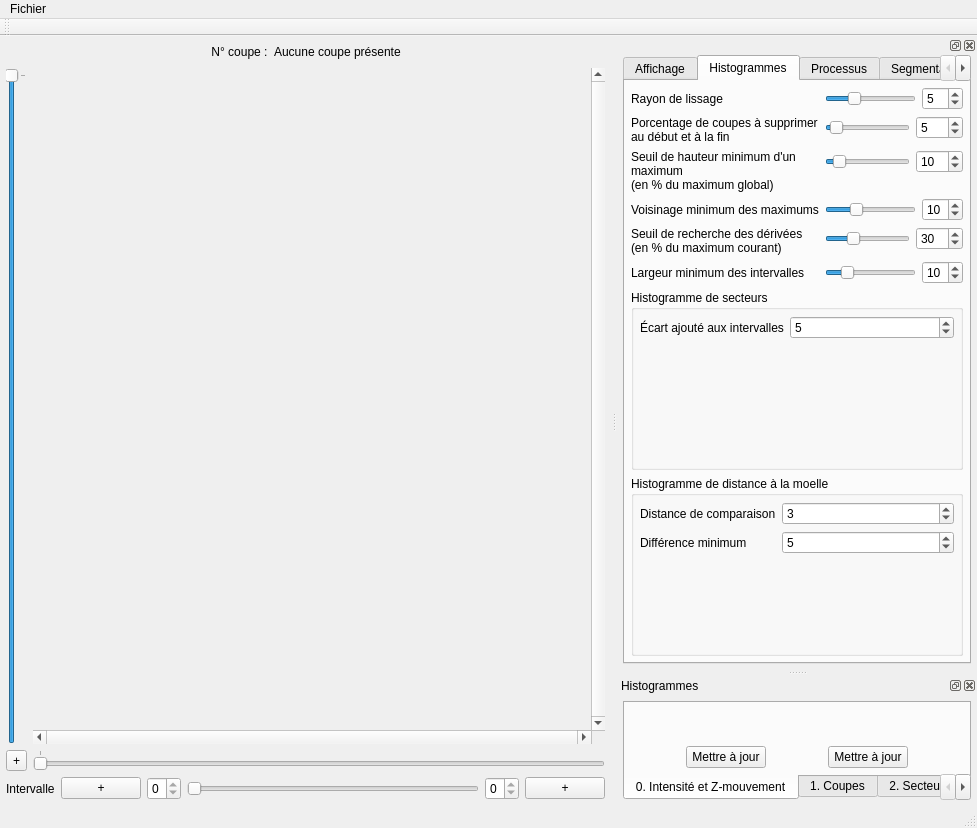
The window that ui/mainwindow.ui (akrah/TKDetection) describes before a commit, drawn with Qt 5.
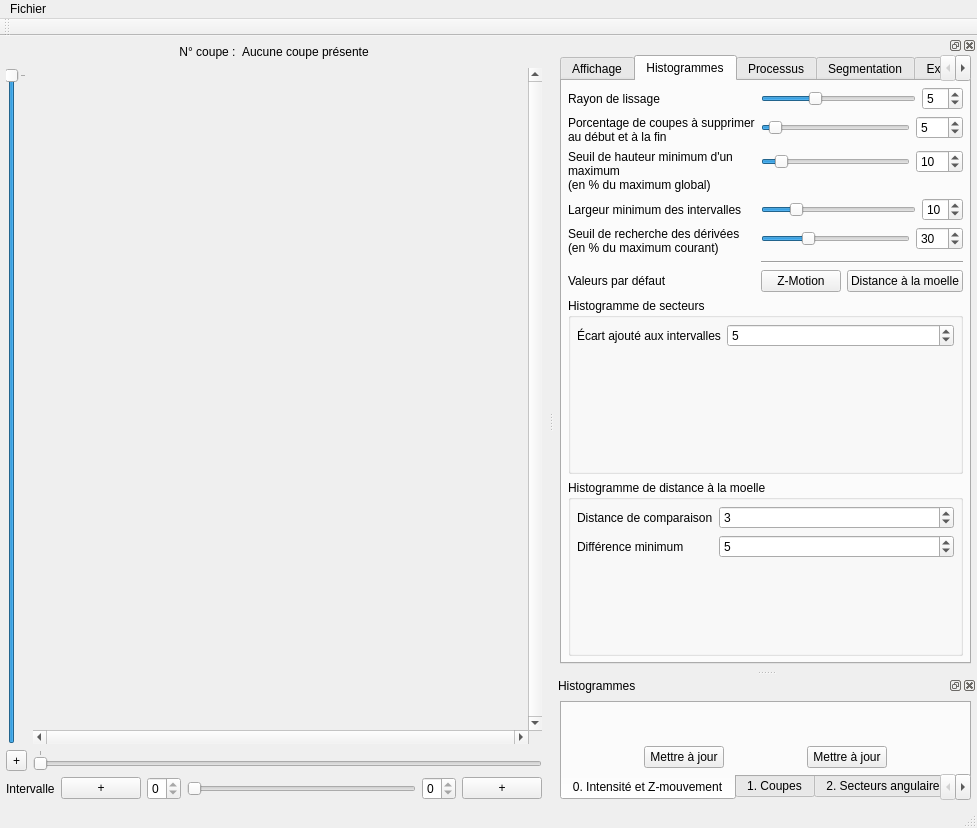
The same window after the commit. The open tabs and pages were chosen to show the change. Custom widgets are drawn as their Qt base class.

Commit message: Tiff reader : OK Histogram maximums and intervals : OK Distance histogram inversed : OK Detection of several knots in only one knot area : OK Constructir with parameters of pith extractor : OK

The edit to the form file:
```diff
--- a/ui/mainwindow.ui
+++ b/ui/mainwindow.ui
@@ -1128,7 +1128,7 @@
              <item>
               <widget class="QSlider" name="_sliderSmoothingRadiusOfHistogram">
                <property name="minimum">
-                <number>1</number>
+                <number>0</number>
                </property>
                <property name="maximum">
                 <number>15</number>
@@ -1228,21 +1228,18 @@
             </layout>
            </item>
            <item row="3" column="0">
-            <widget class="QLabel" name="label_27">
+            <widget class="QLabel" name="label_5">
              <property name="text">
-              <string>Voisinage minimum des maximums</string>
+              <string>Largeur minimum des intervalles</string>
              </property>
             </widget>
            </item>
            <item row="3" column="1">
-            <layout class="QHBoxLayout" name="horizontalLayout_14">
+            <layout class="QHBoxLayout" name="horizontalLayout_13">
              <item>
-              <widget class="QSlider" name="_sliderMaximumsNeighborhood">
-               <property name="minimum">
-                <number>1</number>
-               </property>
+              <widget class="QSlider" name="_sliderHistogramMinimumWidthOfInterval">
                <property name="maximum">
-                <number>30</number>
+                <number>50</number>
                </property>
                <property name="value">
                 <number>10</number>
@@ -1302,39 +1299,37 @@
              </item>
             </layout>
            </item>
-           <item row="5" column="0">
-            <widget class="QLabel" name="label_5">
+           <item row="6" column="0">
+            <widget class="QLabel" name="label_27">
              <property name="text">
-              <string>Largeur minimum des intervalles</string>
+              <string>Valeurs par défaut</string>
              </property>
             </widget>
            </item>
+           <item row="6" column="1">
+            <layout class="QHBoxLayout" name="horizontalLayout_14">
+             <item>
+              <widget class="QPushButton" name="_buttonHistogramResetDefaultValuesZMotion">
+               <property name="text">
+                <string>Z-Motion</string>
+               </property>
+              </widget>
+             </item>
+             <item>
+              <widget class="QPushButton" name="_buttonHistogramResetDefaultValuesPithDistance">
+               <property name="text">
+                <string>Distance à la moelle</string>
+               </property>
+              </widget>
+             </item>
+            </layout>
+           </item>
            <item row="5" column="1">
-            <layout class="QHBoxLayout" name="horizontalLayout_13">
-             <item>
-              <widget class="QSlider" name="_sliderHistogramIntervalMinimumWidth">
-               <property name="maximum">
-                <number>50</number>
-               </property>
-               <property name="value">
-                <number>10</number>
-               </property>
-               <property name="orientation">
-                <enum>Qt::Horizontal</enum>
-               </property>
-              </widget>
-             </item>
-             <item>
-              <widget class="QSpinBox" name="_spinHistogramIntervalMinimumWidth">
-               <property name="maximum">
-                <number>50</number>
-               </property>
-               <property name="value">
-                <number>10</number>
-               </property>
-              </widget>
-             </item>
-            </layout>
+            <widget class="Line" name="line">
+             <property name="orientation">
+              <enum>Qt::Horizontal</enum>
+             </property>
+            </widget>
            </item>
           </layout>
          </item>
```
Left out of the diff: 53 changed lines with no effect on the pictures. The commit also changes 13 other files.
